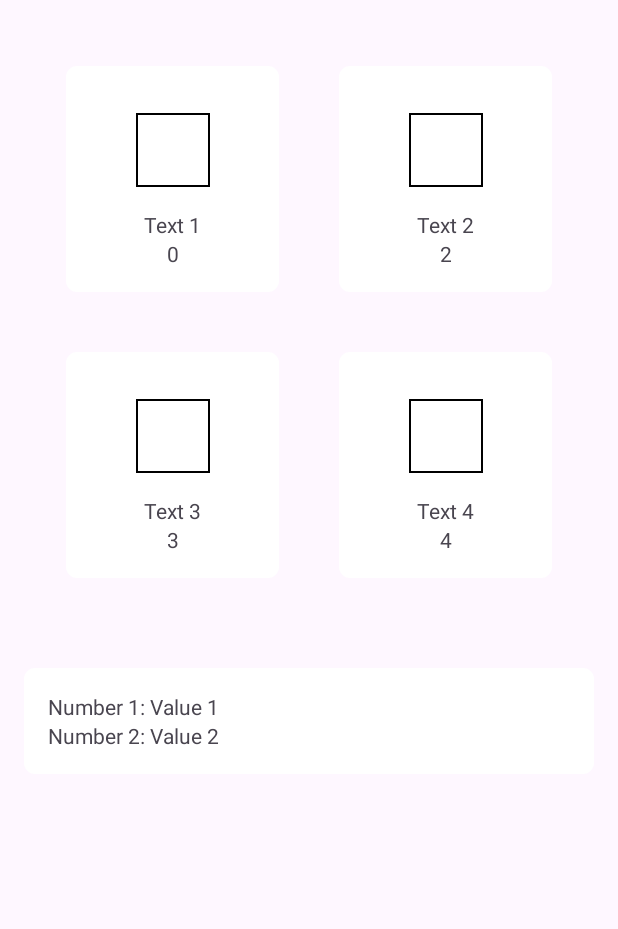
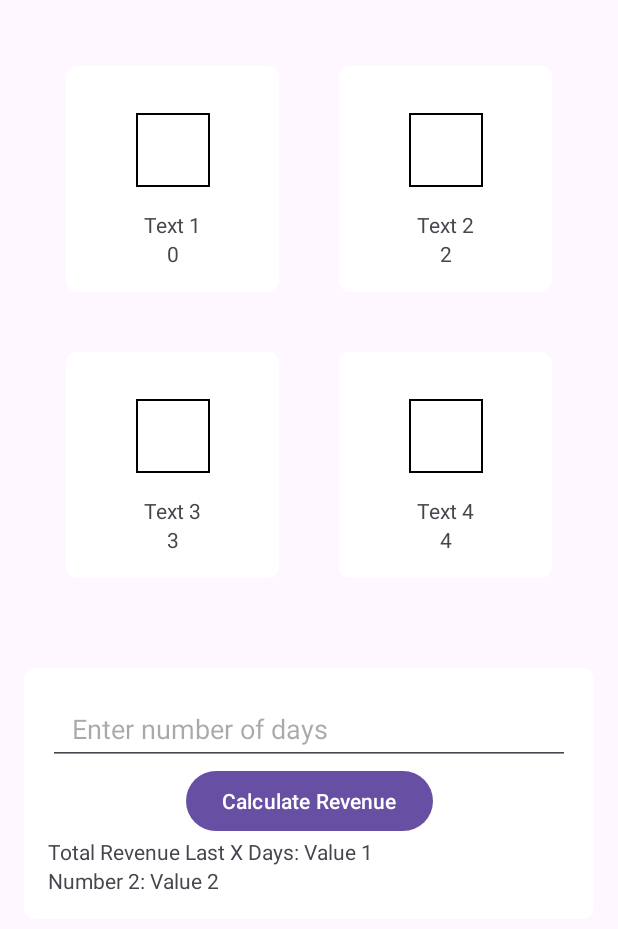
Before and after one commit to Fbin243/1food30s, an Android app: the AdminStatisticsActivity screen opened directly, with no data from a screen before it, on a phone screen of 412 x 824 dp. Shown: the top 929 px of the screen. Run offline under Robolectric (Android 15) with nearby library versions, the phone set to English and light mode, and no system bars; our stand-ins replace Firebase (no records; nobody signed in at launch, a user with empty details on screens opened directly).

Commit message:
[+] (Admin stat) Calculate total revenue in last x days

```diff
--- a/app/src/main/java/com/zebrand/app1food30s/ui/admin_statistics/AdminStatisticsActivity.kt
+++ b/app/src/main/java/com/zebrand/app1food30s/ui/admin_statistics/AdminStatisticsActivity.kt
@@ -2,6 +2,8 @@ package com.zebrand.app1food30s.ui.admin_statistics
 
 import android.os.Bundle
 import android.util.Log
+import android.widget.Button
+import android.widget.EditText
 import android.widget.TextView
 import androidx.appcompat.app.AppCompatActivity
 import androidx.recyclerview.widget.GridLayoutManager
@@ -12,6 +14,8 @@ import com.yourpackage.name.Customer
 import com.yourpackage.name.FirestoreUtils
 import com.yourpackage.name.FirestoreUtils.addOrderForCustomer
 import com.zebrand.app1food30s.R
+import com.google.firebase.firestore.Query
+import java.util.*
 
 class AdminStatisticsActivity : AppCompatActivity() {
     private lateinit var myGridRecyclerView: RecyclerView
@@ -54,26 +58,39 @@ class AdminStatisticsActivity : AppCompatActivity() {
 //        textViewValue1.text = "10" // Example value
 //        textViewValue2.text = "20" // Example value
 
-        val newCustomer = Customer(name = "Jane Doe", email = "jane.doe@example.com")
-        FirestoreUtils.addNewCustomer(newCustomer) { customerId ->
-            // This block will be executed once the customer is successfully added.
-            // The customerId parameter contains the auto-generated ID of the new customer.
-            println("New customer added with ID: $customerId")
+//        val newCustomer = Customer(name = "Jane Doe", email = "jane.doe@example.com")
+//        FirestoreUtils.addNewCustomer(newCustomer) { customerId ->
+//            // This block will be executed once the customer is successfully added.
+//            // The customerId parameter contains the auto-generated ID of the new customer.
+//            println("New customer added with ID: $customerId")
+//
+//            // Here, you can proceed to add an order for the new customer using the customerId.
+//            // For example:
+//            val orderData = mapOf(
+//                "date" to "2023-01-01",
+//                "status" to "Completed",
+//                "totalAmount" to 150
+//            )
+//            val items = listOf(
+//                mapOf("productId" to "prod123", "quantity" to 2, "price" to 50),
+//                mapOf("productId" to "prod456", "quantity" to 1, "price" to 50)
+//            )
+//
+//            // Assuming you have defined a function to add an order for a customer
+//            FirestoreUtils.addOrderForCustomer(customerId, orderData, items)
+//        }
 
-            // Here, you can proceed to add an order for the new customer using the customerId.
-            // For example:
-            val orderData = mapOf(
-                "date" to "2023-01-01",
-                "status" to "Completed",
-                "totalAmount" to 150
-            )
-            val items = listOf(
-                mapOf("productId" to "prod123", "quantity" to 2, "price" to 50),
-                mapOf("productId" to "prod456", "quantity" to 1, "price" to 50)
-            )
+        val editTextNumberOfDays = findViewById<EditText>(R.id.editTextNumberOfDays)
+        val textViewValue1 = findViewById<TextView>(R.id.textViewValue1)
 
-            // Assuming you have defined a function to add an order for a customer
-            FirestoreUtils.addOrderForCustomer(customerId, orderData, items)
+        // Example button to trigger the calculation
+        val calculateButton = findViewById<Button>(R.id.calculateButton)
+        calculateButton.setOnClickListener {
+            val days = editTextNumberOfDays.text.toString().toIntOrNull() ?: 0
+            calculateTotalRevenueLastXDays(days) { totalRevenue ->
+                // Update the TextView with the calculated total revenue
+                textViewValue1.text = totalRevenue.toString()
+            }
         }
     }
 
@@ -89,4 +106,51 @@ class AdminStatisticsActivity : AppCompatActivity() {
                 callback(0) // Handle error case as needed
             }
     }
+
+    fun calculateTotalRevenueLastXDays(days: Int, onResult: (Double) -> Unit) {
+        val db = FirebaseFirestore.getInstance()
+        val customersRef = db.collection("customers")
+
+        // Calculate the start date for the query
+        val calendar = Calendar.getInstance()
+        calendar.add(Calendar.DAY_OF_YEAR, -days)
+        val startDate = calendar.time
+
+        var totalRevenue = 0.0
+        customersRef.get().addOnSuccessListener { customerSnapshots ->
+            val customerCount = customerSnapshots.size()
+            var processedCustomers = 0
+
+            if (customerCount == 0) {
+                onResult(0.0) // No customers found
+                return@addOnSuccessListener
+            }
+
+            customerSnapshots.documents.forEach { customerDoc ->
+                val ordersRef = customerDoc.reference.collection("orders")
+                ordersRef.whereGreaterThan("date", startDate).get()
+                    .addOnSuccessListener { orderSnapshots ->
+                        orderSnapshots.forEach { orderDoc ->
+                            val totalAmount = orderDoc.getDouble("totalAmount") ?: 0.0
+                            totalRevenue += totalAmount
+                        }
+                        processedCustomers++
+                        if (processedCustomers == customerCount) {
+                            onResult(totalRevenue) // Final total after all customers processed
+                        }
+                    }
+                    .addOnFailureListener { e ->
+                        println("Error fetching orders: $e")
+                        processedCustomers++
+                        if (processedCustomers == customerCount) {
+                            onResult(totalRevenue) // Handle partial failure scenario
+                        }
+                    }
+            }
+        }
+            .addOnFailureListener { e ->
+                println("Error fetching customers: $e")
+                onResult(0.0) // Error fetching customers
+            }
+    }
 }
--- a/app/src/main/res/layout/activity_admin_statistics.xml
+++ b/app/src/main/res/layout/activity_admin_statistics.xml
@@ -26,12 +26,36 @@
         app:layout_constraintStart_toStartOf="parent"
         app:layout_constraintEnd_toEndOf="parent">
 
+        <EditText
+            android:id="@+id/editTextNumberOfDays"
+            android:layout_width="match_parent"
+            android:layout_height="wrap_content"
+            android:minHeight="48dp"
+            android:paddingLeft="16dp"
+            android:paddingRight="16dp"
+            android:paddingTop="12dp"
+            android:paddingBottom="12dp"
+            android:hint="Enter number of days"
+            android:inputType="number"
+            app:layout_constraintTop_toTopOf="parent"
+            app:layout_constraintStart_toStartOf="parent"
+            app:layout_constraintEnd_toEndOf="parent"/>
+
+        <Button
+            android:id="@+id/calculateButton"
+            android:layout_width="wrap_content"
+            android:layout_height="wrap_content"
+            android:text="Calculate Revenue"
+            app:layout_constraintTop_toBottomOf="@id/editTextNumberOfDays"
+            app:layout_constraintStart_toStartOf="parent"
+            app:layout_constraintEnd_toEndOf="parent" />
+
         <TextView
             android:id="@+id/textViewNumber1"
             android:layout_width="wrap_content"
             android:layout_height="wrap_content"
-            android:text="Number 1: "
-            app:layout_constraintTop_toTopOf="parent"
+            android:text="Total Revenue Last X Days: "
+            app:layout_constraintTop_toBottomOf="@id/calculateButton"
             app:layout_constraintStart_toStartOf="parent" />
 
         <TextView
@@ -39,7 +63,7 @@
             android:layout_width="wrap_content"
             android:layout_height="wrap_content"
             android:text="Value 1"
-            app:layout_constraintTop_toTopOf="parent"
+            app:layout_constraintTop_toTopOf="@id/textViewNumber1"
             app:layout_constraintStart_toEndOf="@id/textViewNumber1" />
 
         <TextView
```
